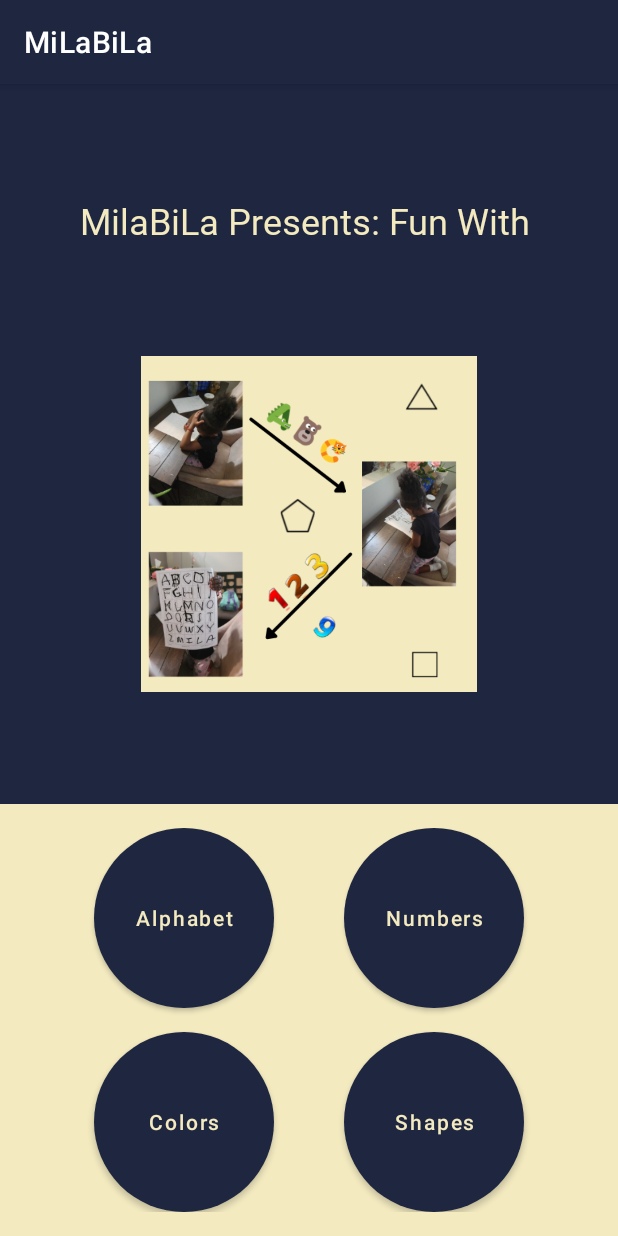
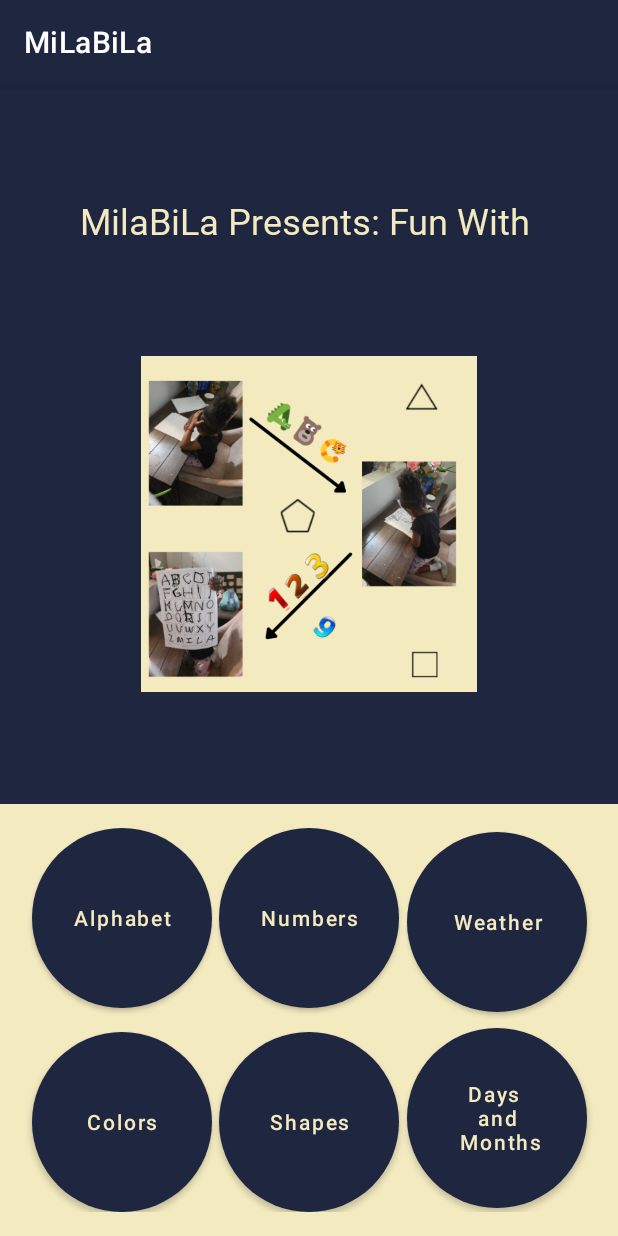
Before and after one commit to InquisitiveMindHasToKnow/MiLaBiLa, an Android app: the screen it shows after launch (MainActivity), on a phone screen of 412 x 824 dp. Run offline under Robolectric (Android 15) with nearby library versions, the phone set to English and light mode, and no system bars; our stand-ins replace data binding.

Commit message:
Added buttons on landing page for the weather and days and months. Added a recyclerview to display the days of the week in days ans months fragment.

```diff
--- /dev/null
+++ b/app/src/main/java/org/ohmstheresistance/milabila/dataclasses/DaysData.kt
@@ -0,0 +1,3 @@
+package org.ohmstheresistance.milabila.dataclasses
+
+data class DaysData (val dayName: String)
--- a/app/src/main/java/org/ohmstheresistance/milabila/fragments/LandingPage.kt
+++ b/app/src/main/java/org/ohmstheresistance/milabila/fragments/LandingPage.kt
@@ -28,6 +28,7 @@
         landingPageBinding.landingPageNumbersButton.setOnClickListener(Navigation.createNavigateOnClickListener(R.id.action_landingPage_to_numbersFragment))
         landingPageBinding.landingPageColorsButton.setOnClickListener(Navigation.createNavigateOnClickListener(R.id.action_landingPage_to_colorFragment))
         landingPageBinding.landingPageShapesButton.setOnClickListener(Navigation.createNavigateOnClickListener(R.id.action_landingPage_to_shapesFragment))
-
+        landingPageBinding.landingPageWeatherButton.setOnClickListener(Navigation.createNavigateOnClickListener(R.id.action_landingPage_to_weatherFragment))
+        landingPageBinding.landingPageDaysAndMonthsButton.setOnClickListener(Navigation.createNavigateOnClickListener(R.id.action_landingPage_to_daysAndMonthsFragment22))
     }
 }
--- a/app/src/main/res/layout/landing_page_fragment.xml
+++ b/app/src/main/res/layout/landing_page_fragment.xml
@@ -66,7 +66,7 @@
                     android:layout_marginBottom="8dp"
                     android:textColor="@color/text_color"
                     app:layout_constraintStart_toEndOf="@id/landing_page_alphabet_button"
-                    app:layout_constraintEnd_toEndOf="parent"
+                    app:layout_constraintEnd_toStartOf="@id/landing_page_weather_button"
                     app:layout_constraintTop_toTopOf="parent"
                     app:layout_constraintBottom_toTopOf="@id/landing_page_shapes_button"/>
 
@@ -93,9 +93,37 @@
                     android:textColor="@color/text_color"
                     android:layout_marginTop="8dp"
                     app:layout_constraintStart_toEndOf="@id/landing_page_colors_button"
-                    app:layout_constraintEnd_toEndOf="parent"
+                    app:layout_constraintEnd_toStartOf="@id/landing_page_days_and_months_button"
                     app:layout_constraintTop_toBottomOf="@id/landing_page_numbers_button"
                     app:layout_constraintBottom_toBottomOf="parent"/>
+
+            <Button
+                android:id="@+id/landing_page_weather_button"
+                android:layout_width="wrap_content"
+                android:layout_height="wrap_content"
+                android:background="@drawable/circular_button_background"
+                android:text="Weather"
+                android:textAllCaps="false"
+                android:textColor="@color/text_color"
+                app:layout_constraintStart_toEndOf="@id/landing_page_numbers_button"
+                app:layout_constraintEnd_toEndOf="parent"
+                app:layout_constraintTop_toTopOf="parent"
+                app:layout_constraintBottom_toTopOf="@id/landing_page_days_and_months_button"/>
+
+            <Button
+                android:id="@+id/landing_page_days_and_months_button"
+                android:layout_width="wrap_content"
+                android:layout_height="wrap_content"
+                android:background="@drawable/circular_button_background"
+                android:text="Days \n and \n Months"
+                android:gravity="center"
+                android:textAllCaps="false"
+                android:textColor="@color/text_color"
+                android:layout_marginTop="8dp"
+                app:layout_constraintStart_toEndOf="@id/landing_page_shapes_button"
+                app:layout_constraintEnd_toEndOf="parent"
+                app:layout_constraintTop_toBottomOf="@id/landing_page_weather_button"
+                app:layout_constraintBottom_toBottomOf="parent"/>
         </androidx.constraintlayout.widget.ConstraintLayout>
     </androidx.constraintlayout.widget.ConstraintLayout>
 </layout>
--- a/app/src/main/res/navigation/nav_graph.xml
+++ b/app/src/main/res/navigation/nav_graph.xml
@@ -25,6 +25,15 @@
             android:id="@+id/action_landingPage_to_shapesFragment"
             app:destination="@id/shapesFragment"
             app:popUpTo="@id/landingPage" />
+        <action
+            android:id="@+id/action_landingPage_to_weatherFragment"
+            app:destination="@id/weatherFragment" />
+        <action
+            android:id="@+id/action_landingPage_to_daysAndMonthsFragment"
+             />
+        <action
+            android:id="@+id/action_landingPage_to_daysAndMonthsFragment22"
+            app:destination="@id/daysAndMonthsFragment2" />
     </fragment>
     <fragment
         android:id="@+id/alphabetFragment"
@@ -42,4 +51,14 @@
         android:id="@+id/shapesFragment"
         android:name="org.ohmstheresistance.milabila.fragments.ShapesFragment"
         android:label="ShapesFragment" />
+    <fragment
+        android:id="@+id/weatherFragment"
+        android:name="org.ohmstheresistance.milabila.fragments.WeatherFragment"
+        android:label="weather_fragment"
+        tools:layout="@layout/weather_fragment" />
+    <fragment
+        android:id="@+id/daysAndMonthsFragment2"
+        android:name="org.ohmstheresistance.milabila.fragments.DaysAndMonthsFragment"
+        android:label="days_and_months_fragment"
+        tools:layout="@layout/days_and_months_fragment" />
 </navigation>
```
Also changed, not shown: app/src/main/java/org/ohmstheresistance/milabila/fragments/DaysAndMonthsFragment.kt (added, +46 -0 lines), app/src/main/java/org/ohmstheresistance/milabila/fragments/WeatherFragment.kt (added, +60 -0 lines), app/src/main/java/org/ohmstheresistance/milabila/recyclerview/DaysAndMonthAdapter.kt (added, +45 -0 lines), app/src/main/res/layout/days_and_months_fragment.xml (added, +42 -0 lines), app/src/main/res/layout/days_itemview.xml (added, +28 -0 lines), app/src/main/res/layout/weather_fragment.xml (added, +14 -0 lines).
